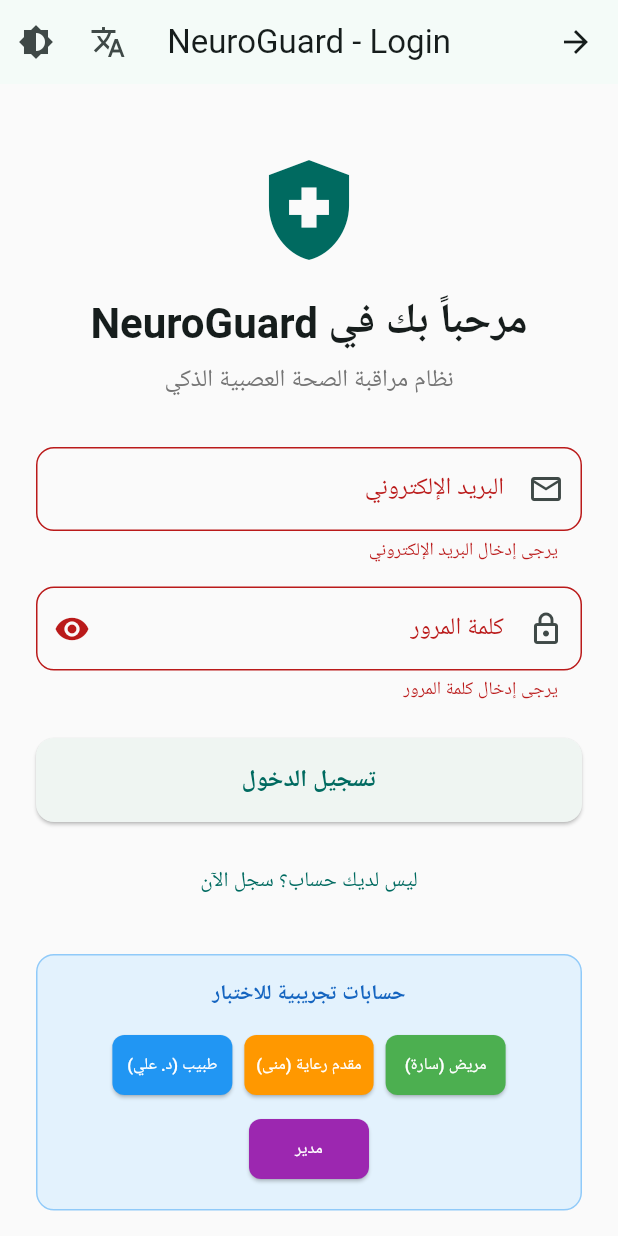
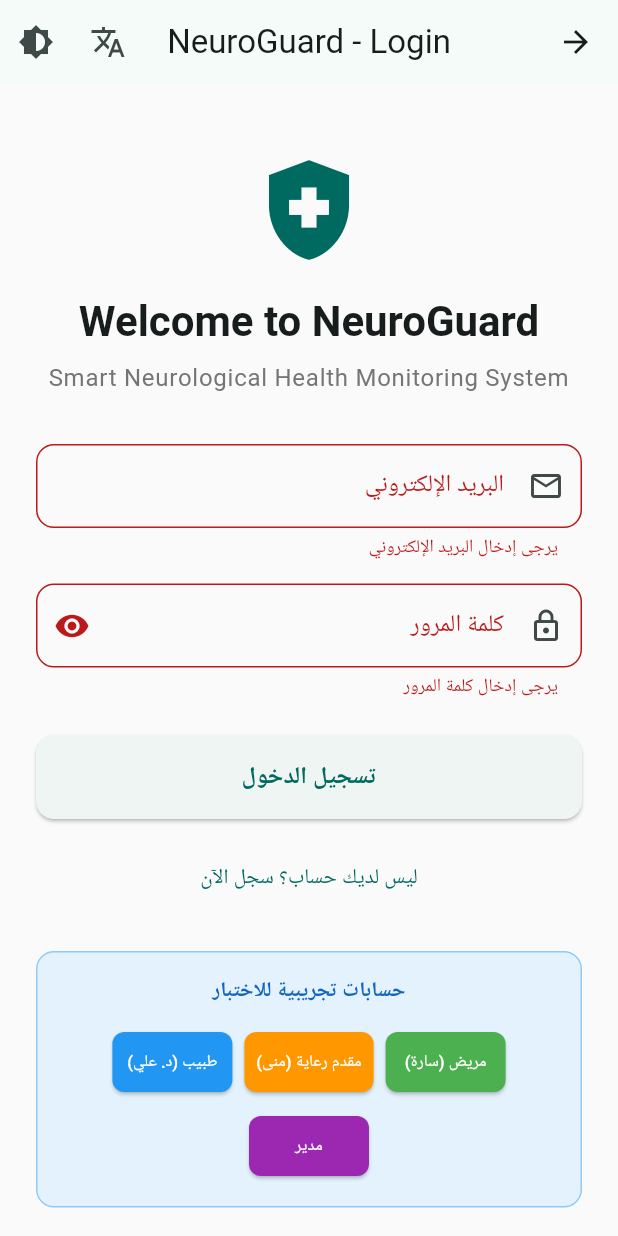
Before and after one commit to menasaad1/NeuroGuard_App, a Flutter app: the LoginWidget screen opened directly with empty values, after a tap on "تسجيل الدخول", after a tap on the "language" icon, on a phone screen of 412 x 824 dp. Run offline on Flutter 3.47's test engine with Material 3 defaults, Android fonts, the phone set to English and light mode, and no system bars; our stand-ins replace cloud_firestore, firebase_auth, firebase_core; accounts and stored records are empty; Roboto replaces fonts that are missing (Arial).

Commit message:
Implement dynamic language support in auth_screen.dart by using ValueListenableBuilder to display text in Arabic or English based on the current locale. This enhances the user experience for multilingual users.

```diff
--- a/lib/screens/auth_screen.dart
+++ b/lib/screens/auth_screen.dart
@@ -121,8 +121,15 @@ class _LoginWidgetState extends State<LoginWidget> {
                 color: Theme.of(context).primaryColor,
               ),
               const SizedBox(height: 16),
+              ValueListenableBuilder<Locale>(
+                valueListenable: LanguageManager().currentLocale,
+                builder: (context, locale, child) {
+                  return Column(
+                    children: [
                       Text(
-                'مرحباً بك في NeuroGuard',
+                        LanguageManager().isArabic
+                          ? 'مرحباً بك في NeuroGuard'
+                          : 'Welcome to NeuroGuard',
                         style: Theme.of(context).textTheme.headlineMedium?.copyWith(
                           fontWeight: FontWeight.bold,
                         ),
@@ -130,11 +137,17 @@ class _LoginWidgetState extends State<LoginWidget> {
                       ),
                       const SizedBox(height: 8),
                       Text(
-                'نظام مراقبة الصحة العصبية الذكي',
+                        LanguageManager().isArabic
+                          ? 'نظام مراقبة الصحة العصبية الذكي'
+                          : 'Smart Neurological Health Monitoring System',
                         style: Theme.of(context).textTheme.bodyLarge?.copyWith(
                           color: Colors.grey[600],
                         ),
                         textAlign: TextAlign.center,
+                      ),
+                    ],
+                  );
+                },
               ),
               const SizedBox(height: 32),
 
```
Lines whose indentation alone changed are shown as unchanged.
